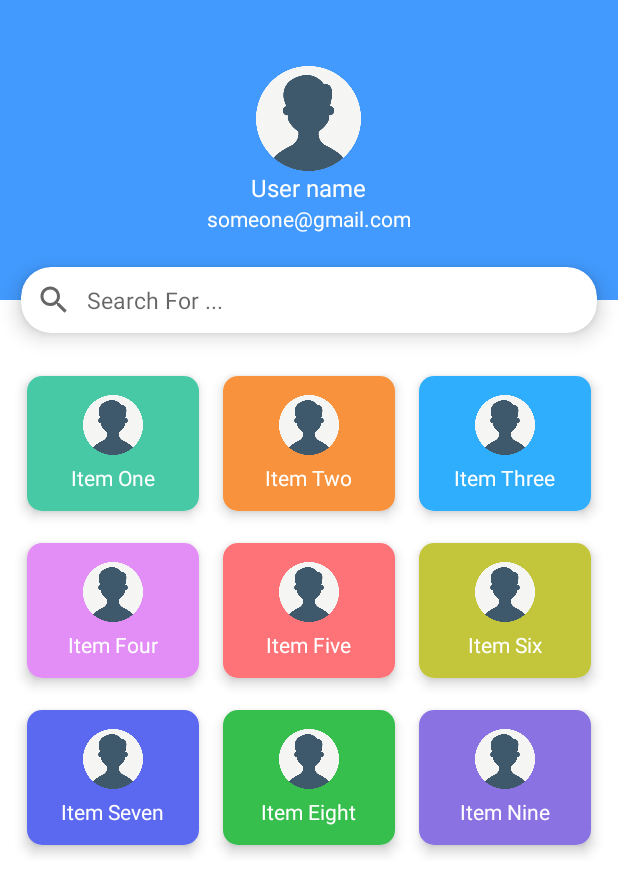
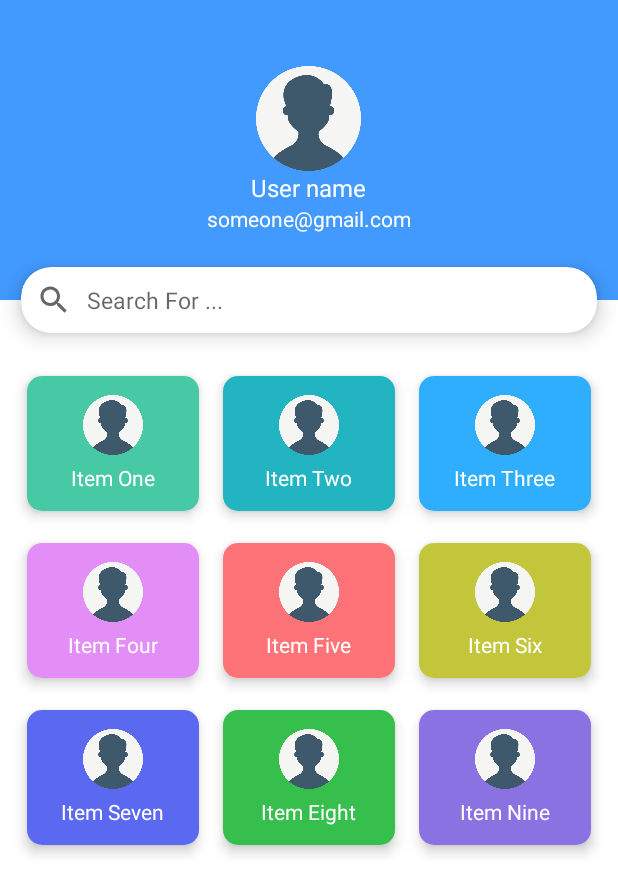
Before and after one commit to Asadrao125/Notes-App, an Android app: the DesignActivity screen opened directly, with no data from a screen before it, on a phone screen of 412 x 824 dp. Shown: the top 894 px of the screen. Run offline under Robolectric (Android 15) with nearby library versions, the phone set to English and light mode, and no system bars; network calls fail.

```diff
--- a/app/src/main/res/values/colors.xml
+++ b/app/src/main/res/values/colors.xml
@@ -10,7 +10,7 @@
     <color name="sky_blue">#429AFE</color>
 
     <color name="color1">#47C9A6</color>
-    <color name="color2">#F8923D</color>
+    <color name="color2">#23B4C1</color>
     <color name="color3">#2FAEFD</color>
     <color name="color4">#E38DF7</color>
     <color name="color5">#FD7378</color>
```
